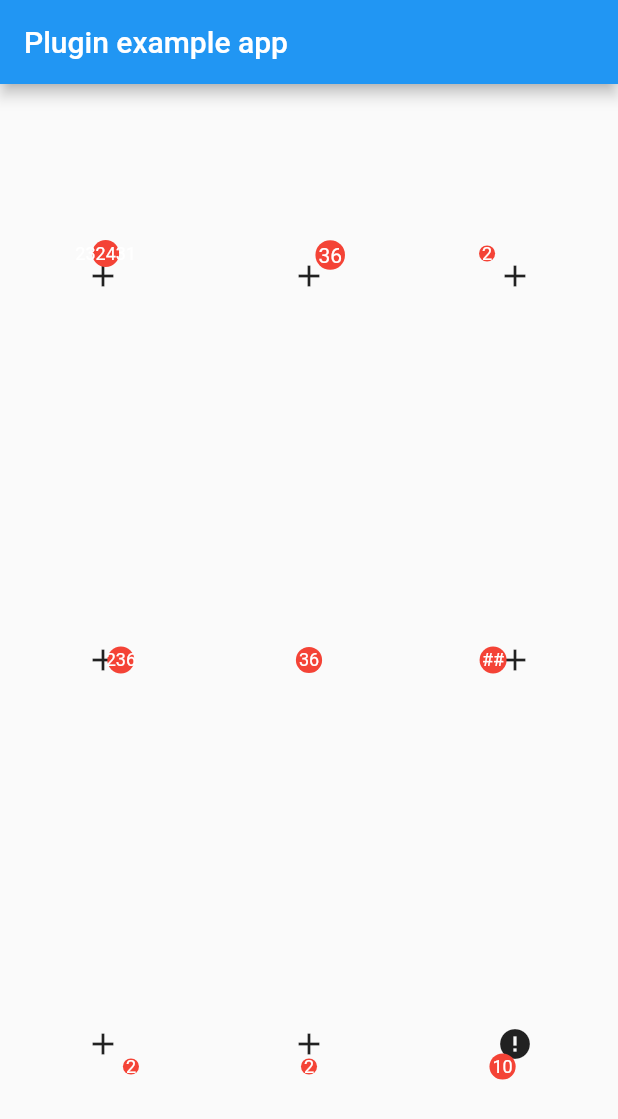
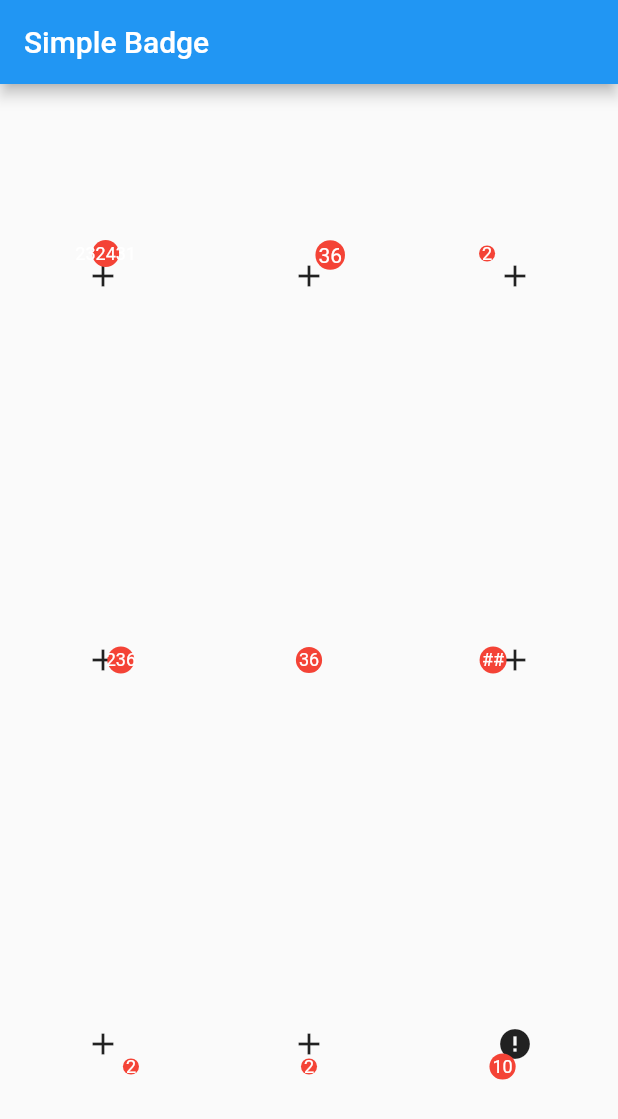
Before and after one commit to rahmatya685/SimpleBAdge, a Flutter app: the screen it shows after launch, on a phone screen of 412 x 824 dp. Shown: the top 1119 px of the screen. Run offline on Flutter 3.47's test engine with Material 2 defaults, Android fonts, the phone set to English and light mode, and no system bars.

Commit message:
changing title

```diff
--- a/example/lib/main.dart
+++ b/example/lib/main.dart
@@ -26,7 +26,7 @@ class _MyAppState extends State<MyApp> {
     return MaterialApp(
       home: Scaffold(
         appBar: AppBar(
-          title: const Text('Plugin example app'),
+          title: const Text('Simple Badge'),
         ),
         body: Container(
           child: Column(
```
